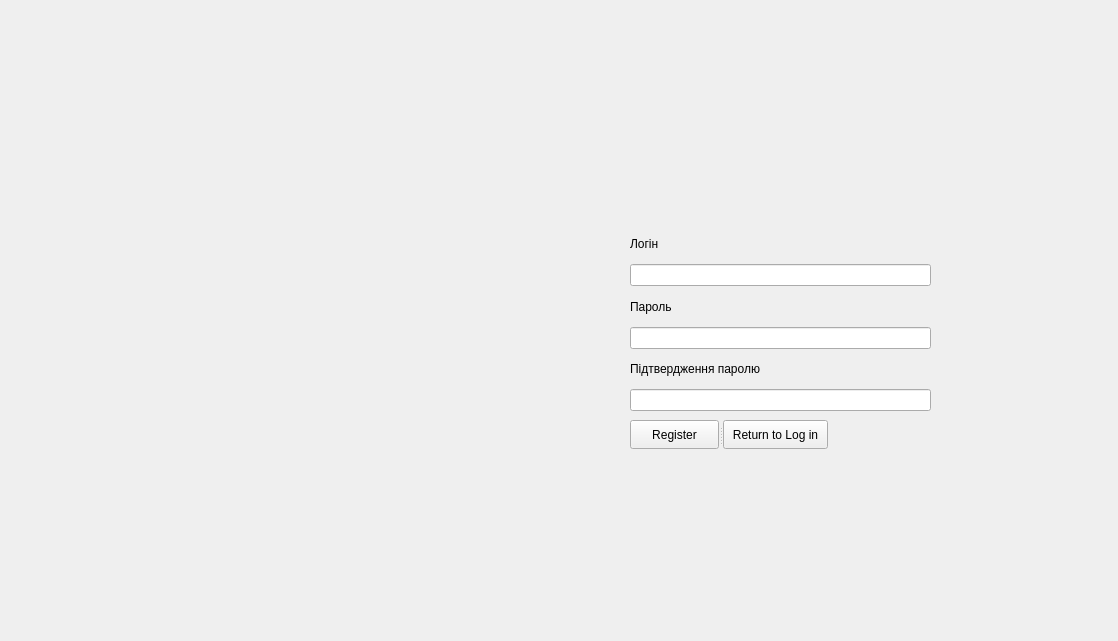
Before: the Qt Designer form mainwindow.ui in TryTask/TryTask, drawn with Qt 5.
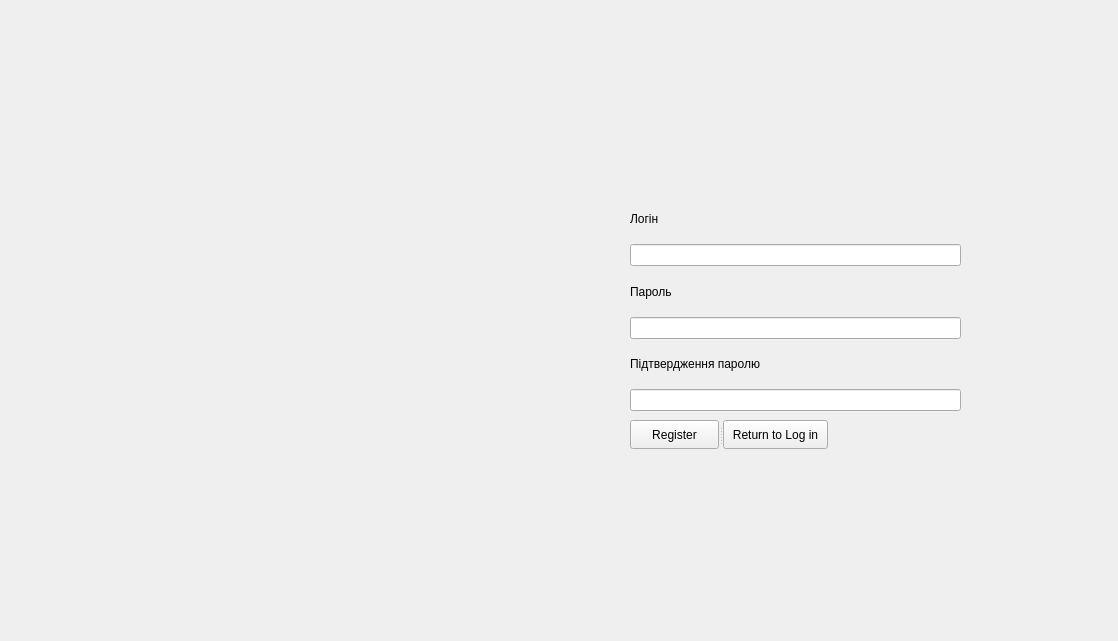
After: the same form once the commit is applied. The open tabs and pages were chosen to show the change. Icons and pictures are not drawn.

```diff
--- a/mainwindow.ui
+++ b/mainwindow.ui
@@ -184,7 +184,7 @@
       <property name="geometry">
        <rect>
         <x>230</x>
-        <y>220</y>
+        <y>210</y>
         <width>281</width>
         <height>221</height>
        </rect>
@@ -200,9 +200,9 @@
       <property name="geometry">
        <rect>
         <x>630</x>
-        <y>230</y>
-        <width>301</width>
-        <height>181</height>
+        <y>200</y>
+        <width>331</width>
+        <height>211</height>
        </rect>
       </property>
       <layout class="QVBoxLayout" name="verticalLayout">
```
